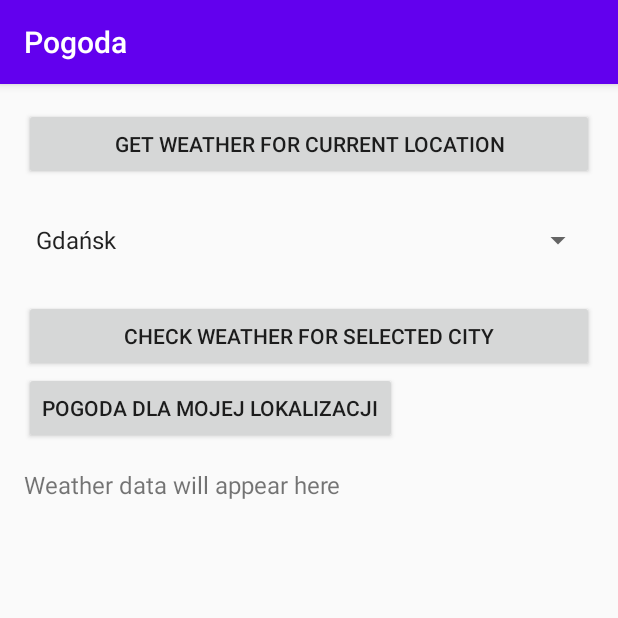
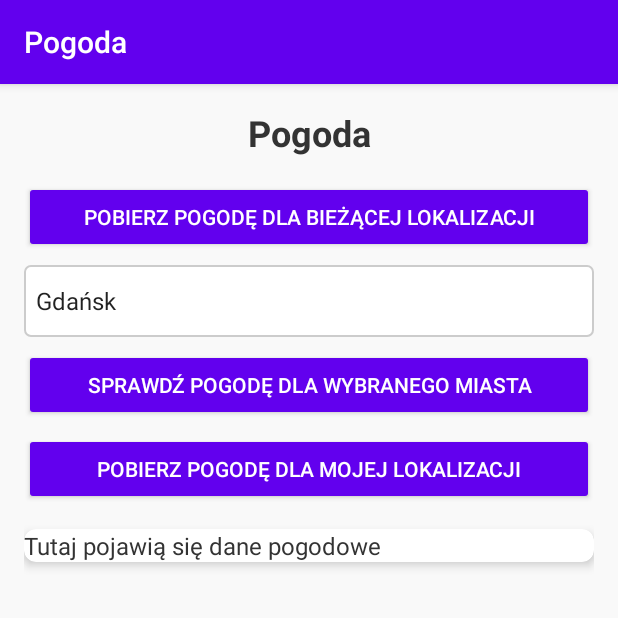
Before and after one commit to Warmianin420/Aplikacja-Mobilna, an Android app built with Jetpack Compose: the screen it shows after launch (MainActivity), on a phone screen of 412 x 824 dp, the top half of it. Run offline under Robolectric (Android 15) with nearby library versions, the phone set to English and light mode, and no system bars.

Commit message:
Dodanie nowych odczytow

```diff
--- a/app/build.gradle.kts
+++ b/app/build.gradle.kts
@@ -75,6 +75,8 @@ dependencies {
     // Fragment KTX for working with fragments
     implementation("androidx.fragment:fragment-ktx:1.6.1")
 
+    implementation("androidx.cardview:cardview:1.0.0")
+
     testImplementation(libs.junit)
     androidTestImplementation(libs.androidx.junit)
     androidTestImplementation(libs.androidx.espresso.core)
--- /dev/null
+++ b/app/src/main/res/drawable/spinner_background.xml
@@ -0,0 +1,5 @@
+<shape xmlns:android="http://schemas.android.com/apk/res/android">
+    <solid android:color="#FFFFFF" />
+    <stroke android:width="1dp" android:color="#CCCCCC" />
+    <corners android:radius="4dp" />
+</shape>
--- a/app/src/main/res/layout/activity_main.xml
+++ b/app/src/main/res/layout/activity_main.xml
@@ -1,43 +1,83 @@
 <LinearLayout xmlns:android="http://schemas.android.com/apk/res/android"
+    xmlns:app="http://schemas.android.com/apk/res-auto"
     android:layout_width="match_parent"
     android:layout_height="match_parent"
     android:orientation="vertical"
-    android:padding="16dp">
+    android:padding="16dp"
+    android:background="#F9F9F9">
 
+    <!-- Nagłówek -->
+    <TextView
+        android:id="@+id/title"
+        android:layout_width="match_parent"
+        android:layout_height="wrap_content"
+        android:text="Pogoda"
+        android:textSize="24sp"
+        android:textStyle="bold"
+        android:gravity="center"
+        android:paddingBottom="16dp"
+        android:textColor="#333333" />
+
+    <!-- Pogoda dla bieżącej lokalizacji -->
     <Button
         android:id="@+id/btnGetCurrentWeather"
         android:layout_width="match_parent"
         android:layout_height="wrap_content"
         android:minHeight="48dp"
-        android:text="Get Weather for Current Location" />
+        android:layout_marginBottom="8dp"
+        android:text="Pobierz pogodę dla bieżącej lokalizacji"
+        android:backgroundTint="#6200EE"
+        android:textColor="#FFFFFF" />
 
+    <!-- Spinner dla wyboru miasta -->
     <Spinner
         android:id="@+id/spinnerCity"
         android:layout_width="match_parent"
         android:layout_height="48dp"
-        android:layout_marginTop="16dp"
-        android:entries="@array/city_array" />
+        android:layout_marginBottom="8dp"
+        android:entries="@array/city_array"
+        android:background="@drawable/spinner_background" />
 
+
+    <!-- Pogoda dla wybranego miasta -->
     <Button
         android:id="@+id/btnCheckWeather"
         android:layout_width="match_parent"
         android:layout_height="wrap_content"
         android:minHeight="48dp"
-        android:layout_marginTop="16dp"
-        android:text="Check Weather for Selected City" />
+        android:layout_marginBottom="8dp"
+        android:text="Sprawdź pogodę dla wybranego miasta"
+        android:backgroundTint="#6200EE"
+        android:textColor="#FFFFFF" />
 
+    <!-- Pogoda dla lokalizacji GPS -->
     <Button
         android:id="@+id/btnGetWeatherByLocation"
-        android:layout_width="wrap_content"
-        android:layout_height="wrap_content"
-        android:text="Pogoda dla mojej lokalizacji" />
-
-    <TextView
-        android:id="@+id/txtWeatherResult"
         android:layout_width="match_parent"
         android:layout_height="wrap_content"
-        android:text="Weather data will appear here"
-        android:paddingTop="16dp"
-        android:textSize="16sp" />
+        android:minHeight="48dp"
+        android:layout_marginBottom="16dp"
+        android:text="Pobierz pogodę dla mojej lokalizacji"
+        android:backgroundTint="#6200EE"
+        android:textColor="#FFFFFF" />
+
+    <!-- Karta na dane pogodowe -->
+    <androidx.cardview.widget.CardView
+        android:layout_width="match_parent"
+        android:layout_height="wrap_content"
+        android:layout_marginBottom="16dp"
+        app:cardElevation="4dp"
+        app:cardCornerRadius="8dp"
+        android:padding="16dp"
+        android:backgroundTint="#FFFFFF">
+
+        <TextView
+            android:id="@+id/txtWeatherResult"
+            android:layout_width="match_parent"
+            android:layout_height="wrap_content"
+            android:text="Tutaj pojawią się dane pogodowe"
+            android:textSize="16sp"
+            android:textColor="#333333" />
+    </androidx.cardview.widget.CardView>
 
 </LinearLayout>
--- a/gradle/libs.versions.toml
+++ b/gradle/libs.versions.toml
@@ -1,5 +1,5 @@
 [versions]
-agp = "8.6.0"
+agp = "8.8.0"
 kotlin = "1.9.0"
 coreKtx = "1.15.0"
 junit = "4.13.2"
```
Also changed, not shown: app/src/main/java/com/example/projekt/MainActivity.kt (+33 -15 lines), app/src/main/java/com/example/projekt/WeatherResponse.kt (+22 -6 lines), gradle/wrapper/gradle-wrapper.properties.
